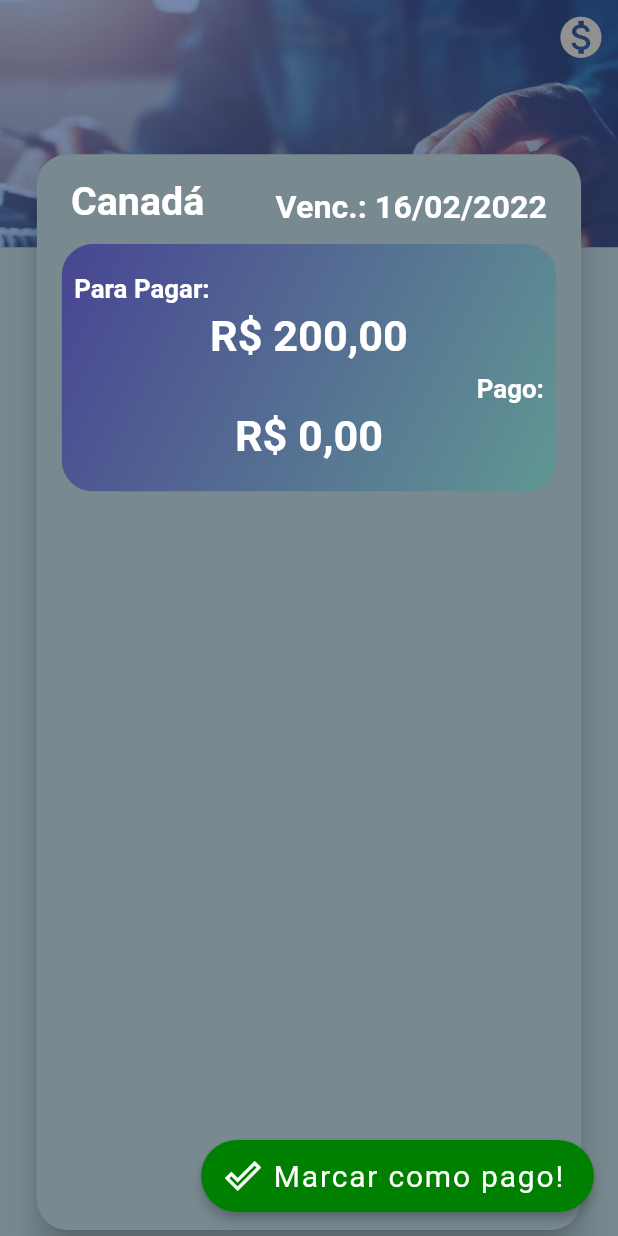
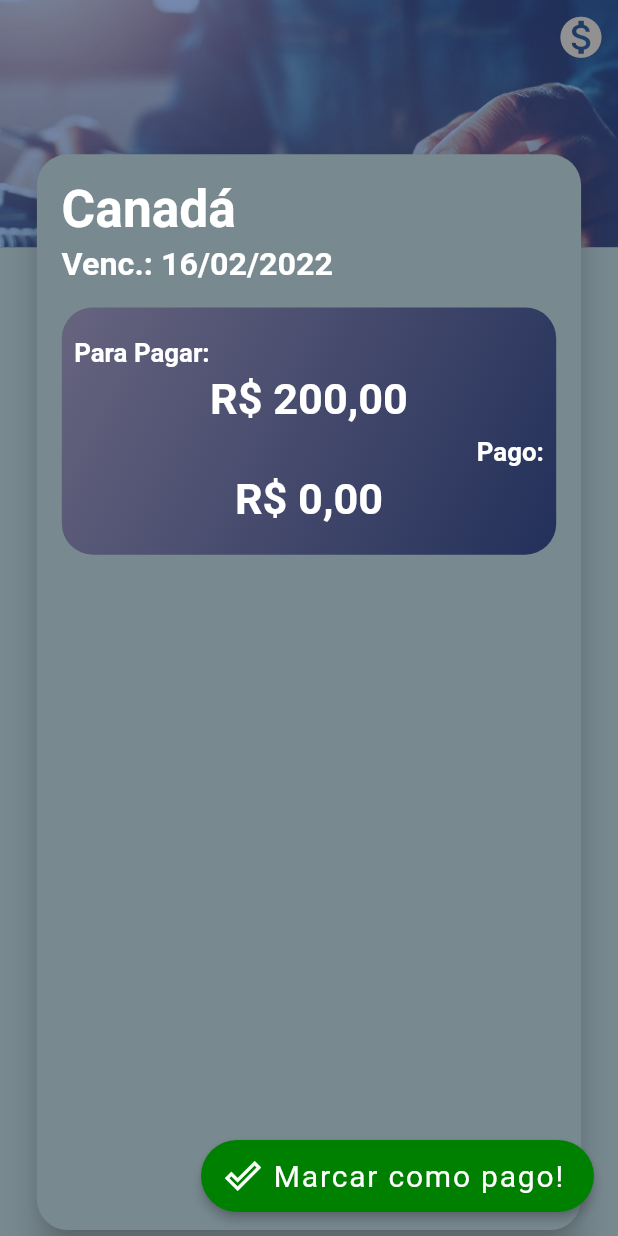
Before and after one commit to WilliamDCGomes/controle-financas, a Flutter app: the MainMenuPage screen opened directly, after a tap on an icon or button, on a phone screen of 412 x 824 dp. Run offline on Flutter 3.47's test engine with Material 2 defaults, Android fonts, the phone set to English and light mode, and no system bars; our stand-ins replace email_validator, get, responsive_sizer, rounded_loading_button.

Commit message:
Adicionado cores degrade nos card de contas

```diff
--- a/lib/1-base/models/bill.dart
+++ b/lib/1-base/models/bill.dart
@@ -60,6 +60,21 @@
         return "${Paths().imagesPath}futureBill.jpg";
       default:
         return "${Paths().imagesPath}billPaid.jpg";
+    }
+  }
+
+  get getGradient {
+    switch (statusBill) {
+      case StatusBill.deadlineEnding:
+        return AppColors().deadlineEndingGradientColor;
+      case StatusBill.late:
+        return AppColors().lateGradientColor;
+      case StatusBill.investment:
+        return AppColors().investmentGradientColor;
+      case StatusBill.futureBill:
+        return AppColors().futureBillGradientColor;
+      default:
+        return AppColors().alreadyPaidGradientColor;
     }
   }
 
--- a/lib/2-app/controllers/billController.dart
+++ b/lib/2-app/controllers/billController.dart
@@ -1,3 +1,5 @@
+import 'dart:ui';
+
 import 'package:flutter/services.dart';
 import 'package:get/get.dart';
 import '../../1-base/models/bill.dart';
@@ -9,6 +11,7 @@
   late String firstValueCard;
   late String secondTitleValueCard;
   late String secondValueCard;
+  late List<Color> gradientColor;
 
   BillController(this.bill){
     _getStatusBarColorOpen();
--- a/lib/2-app/views/componentsWidgets/twoInformationsValueWidget.dart
+++ b/lib/2-app/views/componentsWidgets/twoInformationsValueWidget.dart
@@ -1,6 +1,5 @@
 import 'package:flutter/material.dart';
 import 'package:responsive_sizer/responsive_sizer.dart';
-import '../stylePages/appColors.dart';
 import 'textWidget.dart';
 
 class TwoInformationsValueWidget extends StatelessWidget {
@@ -8,6 +7,7 @@
   final String firstValue;
   final String titleSecondValue;
   final String secondValue;
+  final List<Color> gradientColor;
 
   const TwoInformationsValueWidget(
       { Key? key,
@@ -15,6 +15,7 @@
         required this.firstValue,
         required this.titleSecondValue,
         required this.secondValue,
+        required this.gradientColor,
       }) : super(key: key);
 
   @override
@@ -27,7 +28,7 @@
         gradient: LinearGradient(
           begin: Alignment.topLeft,
           end: Alignment.bottomRight,
-          colors: AppColors().gradientColor,
+          colors: gradientColor,
         ),
       ),
       child: Padding(
--- a/lib/2-app/views/pages/billPage.dart
+++ b/lib/2-app/views/pages/billPage.dart
@@ -66,33 +66,31 @@
                           child: Column(
                             crossAxisAlignment: CrossAxisAlignment.stretch,
                             children: [
-
-
                               Padding(
-                                padding: EdgeInsets.only(left: 1.5.w, right: 1.5.w),
-                                child: Row(
-                                  mainAxisAlignment: MainAxisAlignment.spaceBetween,
-                                  crossAxisAlignment: CrossAxisAlignment.end,
-                                  children: [
-                                    TextWidget(
+                                padding: EdgeInsets.only(right: 1.5.w),
+                                child: Container(
+                                  width: 90.w - 4.h,
+                                  child: TextWidget(
                                     controller.bill.billName ?? "",
-                                      fontSize: 21.sp,
+                                    fontSize: 24.sp,
                                     fontWeight: FontWeight.bold,
                                     textAlign: TextAlign.start,
                                     maxLines: 1,
                                   ),
-                                    TextWidget(
+                                ),
+                              ),
+                              Padding(
+                                padding: EdgeInsets.only(top: .5.h),
+                                child: TextWidget(
                                   "Venc.: ${controller.bill.formattedDate}",
                                   fontSize: 19.sp,
                                   fontWeight: FontWeight.bold,
                                   textAlign: TextAlign.start,
                                   maxLines: 1,
                                 ),
-                                  ],
-                                ),
                               ),
                               Padding(
-                                padding: EdgeInsets.only(top: 1.5.h),
+                                padding: EdgeInsets.only(top: 2.h),
                                 child: Column(
                                   crossAxisAlignment: CrossAxisAlignment.center,
                                   children: [
@@ -101,7 +99,8 @@
                                       firstValue: controller.firstValueCard,
                                       titleSecondValue: controller.secondTitleValueCard,
                                       secondValue: controller.secondValueCard,
-                                    )
+                                      gradientColor: controller.bill.getGradient,
+                                    ),
 
                                   ],
                                 ),
--- a/lib/2-app/views/stylePages/appColors.dart
+++ b/lib/2-app/views/stylePages/appColors.dart
@@ -30,4 +30,9 @@
   final Color googleLogoBackgroundColor = const Color(0XFFD34836);
   final Color facebookLogoBackgroundColor = const Color(0XFF3B5998);
   final List<Color> gradientColor = const [Color(0XFF484592), Color(0XFF619793)];
+  final List<Color> investmentGradientColor = const [Color(0XFF67647F), Color(0XFF23305A)];
+  final List<Color> alreadyPaidGradientColor = const [Color(0XFF588F7A), Color(0XFF326153)];
+  final List<Color> futureBillGradientColor = const [Color(0XFFBC7FC3), Color(0XFF824588)];
+  final List<Color> lateGradientColor = const [Color(0XFFCC7A80), Color(0XFF972321)];
+  final List<Color> deadlineEndingGradientColor = const [Color(0XFFF4CD94), Color(0XFFC07931)];
 }
--- a/pubspec.yaml
+++ b/pubspec.yaml
@@ -46,6 +46,7 @@
   shimmer: ^2.0.0
   sqflite: ^2.0.0+3
   uuid: ^3.0.5
+  carousel_slider: ^4.0.0
 
 dev_dependencies:
   flutter_launcher_icons: ^0.9.2
```
Also changed, not shown: 1 other file. Lines whose indentation alone changed are shown as unchanged.
